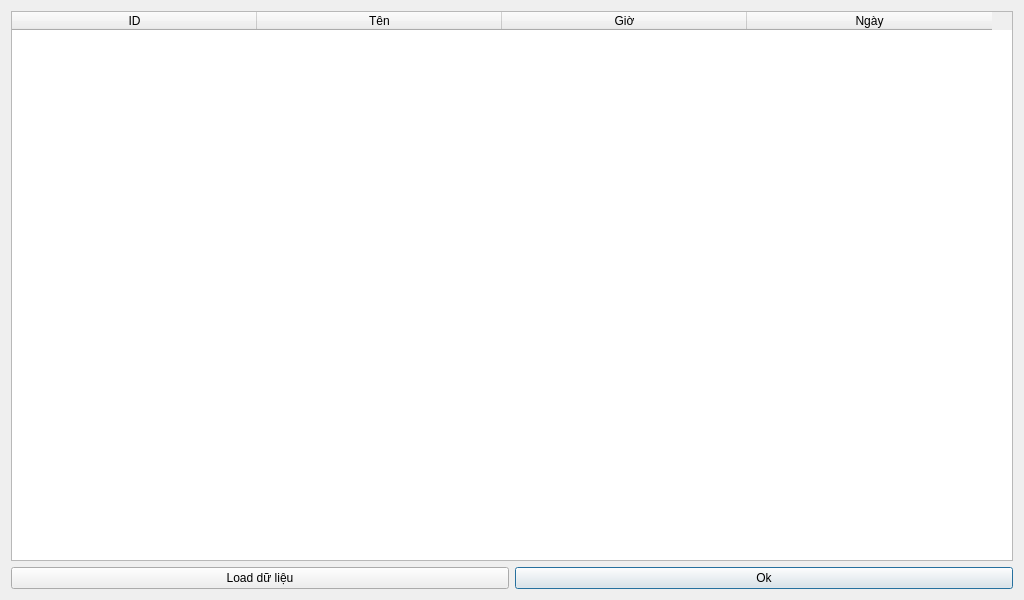
The window that opendoorcounter.ui (minhnt29/Graduation_GUI) describes before a commit, drawn with Qt 5.
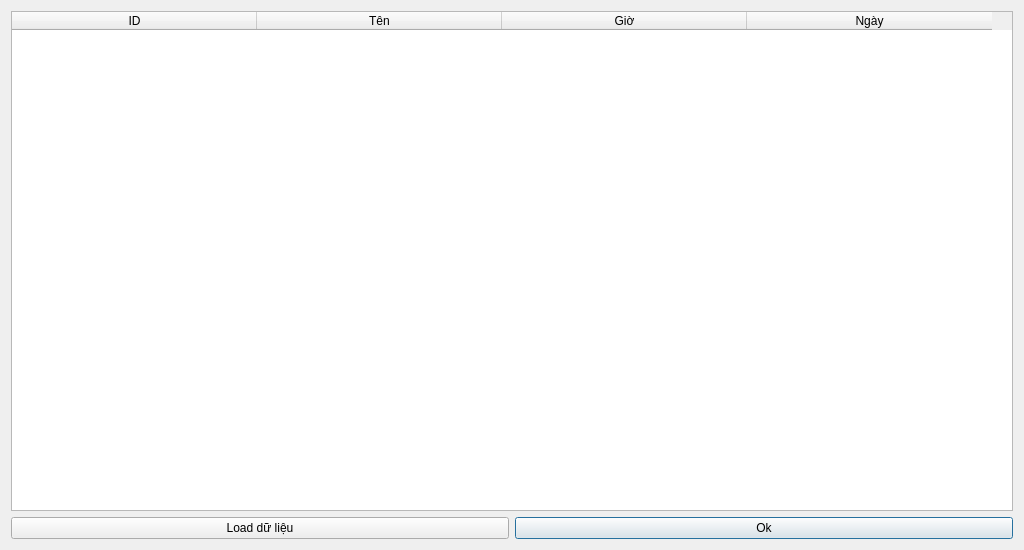
The same window after the commit. Icons and pictures are not drawn.

```diff
--- a/opendoorcounter.ui
+++ b/opendoorcounter.ui
@@ -7,19 +7,19 @@
     <x>0</x>
     <y>0</y>
     <width>1024</width>
-    <height>600</height>
+    <height>550</height>
    </rect>
   </property>
   <property name="minimumSize">
    <size>
     <width>1024</width>
-    <height>600</height>
+    <height>550</height>
    </size>
   </property>
   <property name="maximumSize">
    <size>
     <width>1024</width>
-    <height>600</height>
+    <height>550</height>
    </size>
   </property>
   <property name="baseSize">
```
Left out of the diff: 14 changed lines with no effect on the pictures.
